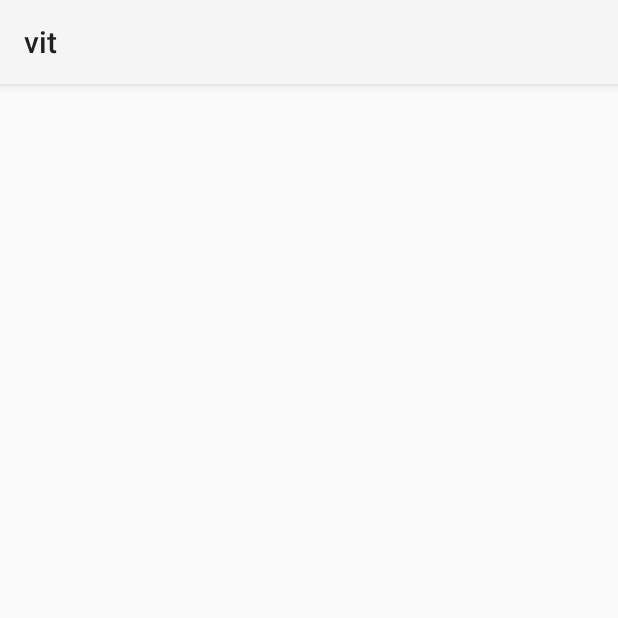
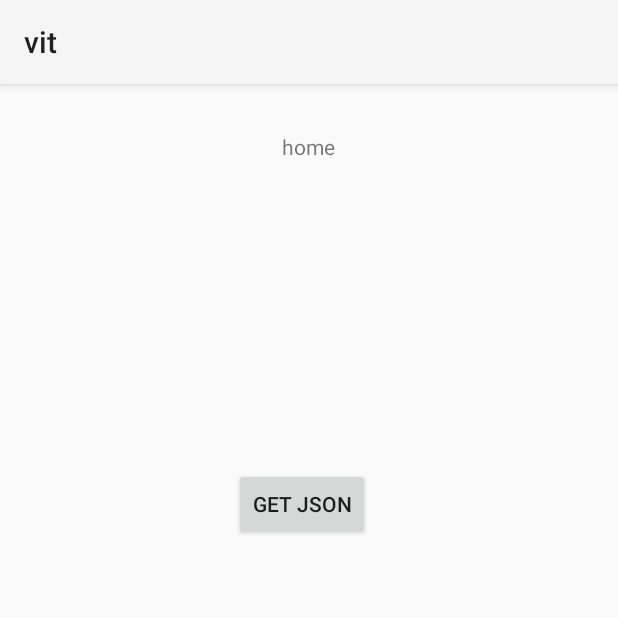
Before and after one commit to sanjanas01/appdev, an Android app: the screen it shows after launch (HomeActivity), on a phone screen of 412 x 824 dp, the top half of it. Run offline under Robolectric (Android 15) with nearby library versions, the phone set to English and light mode, and no system bars; pictures from the network do not load.

Commit message:
view binding

```diff
--- a/app/build.gradle.kts
+++ b/app/build.gradle.kts
@@ -7,6 +7,9 @@ plugins {
 android {
     namespace = "com.example.vit"
     compileSdk = 34
+    buildFeatures {
+        viewBinding=true
+    }
 
     defaultConfig {
         applicationId = "com.example.vit"
--- a/app/src/main/java/com/example/vit/HomeActivity.kt
+++ b/app/src/main/java/com/example/vit/HomeActivity.kt
@@ -1,55 +1,72 @@
 package com.example.vit
+
 import android.os.Bundle
+import android.util.Log
 import android.view.View
-import android.widget.ProgressBar
-import android.widget.Toast
+import android.widget.ImageView
+import androidx.activity.enableEdgeToEdge
 import androidx.appcompat.app.AppCompatActivity
-import androidx.lifecycle.lifecycleScope
+import androidx.core.view.ViewCompat
+import androidx.core.view.WindowInsetsCompat
 import androidx.recyclerview.widget.LinearLayoutManager
-import androidx.recyclerview.widget.RecyclerView
-import com.example.vit.network.PhotoAdapter
-import com.example.vit.network.RetrofitInstance
+import com.example.vit.databinding.ActivityHomeBinding
+import com.example.vit.network.MarsApi
+import com.example.vit.network.MarsPhoto
+import kotlinx.coroutines.Dispatchers
+import kotlinx.coroutines.GlobalScope
 import kotlinx.coroutines.launch
-import retrofit2.HttpException
-import java.io.IOException
 
-class HomeActivity : AppCompatActivity() {
+class HomeActivity : AppCompatActivity(){
+    var TAG = HomeActivity::class.java.simpleName
 
-    private lateinit var recyclerView: RecyclerView
-    private lateinit var photoAdapter: PhotoAdapter
-    private lateinit var progressBar: ProgressBar
+    private lateinit var binding: ActivityHomeBinding
+    lateinit var marsAdapter: MarsAdapter
+    lateinit var photos:List<MarsPhoto>
+
 
     override fun onCreate(savedInstanceState: Bundle?) {
         super.onCreate(savedInstanceState)
-        setContentView(R.layout.activity_main)
+        enableEdgeToEdge()
+        binding = ActivityHomeBinding.inflate(layoutInflater)
+        val view = binding.root
+        setContentView(view)
 
-        recyclerView = findViewById(R.id.recycler_view)
-        progressBar = findViewById(R.id.progress_bar)
+        binding.recyclerViewUrls.layoutManager = LinearLayoutManager(this)
+        photos = ArrayList()
+        marsAdapter = MarsAdapter(photos)
+        binding.recyclerViewUrls.adapter = marsAdapter
 
-        recyclerView.layoutManager = LinearLayoutManager(this)
-        photoAdapter = PhotoAdapter(this, listOf())
-        recyclerView.adapter = photoAdapter
 
-        fetchPhotos()
+
+
+        ViewCompat.setOnApplyWindowInsetsListener(findViewById(R.id.main)) { v, insets ->
+            val systemBars = insets.getInsets(WindowInsetsCompat.Type.systemBars())
+            v.setPadding(systemBars.left, systemBars.top, systemBars.right, systemBars.bottom)
+            insets
+        }
+
+
     }
 
-    private fun fetchPhotos() {
-        progressBar.visibility = View.VISIBLE
-        recyclerView.visibility = View.GONE
 
-        lifecycleScope.launch {
-            try {
-                val photos = RetrofitInstance.api.getPhotos()
-                photoAdapter.updatePhotos(photos)
-                progressBar.visibility = View.GONE
-                recyclerView.visibility = View.VISIBLE
-            } catch (e: IOException) {
-                progressBar.visibility = View.GONE
-                Toast.makeText(this@HomeActivity, "Network error: ${e.message}", Toast.LENGTH_SHORT).show()
-            } catch (e: HttpException) {
-                progressBar.visibility = View.GONE
-                Toast.makeText(this@HomeActivity, "Server error: ${e.message}", Toast.LENGTH_SHORT).show()
-            }
+    private fun getMarsPhotos() {
+        GlobalScope.launch(Dispatchers.Main) {
+
+            var listMarsPhotos =   MarsApi.retrofitService.getPhotos()
+
+            marsAdapter.listMarsPhotos = listMarsPhotos
+
+            marsAdapter.notifyDataSetChanged()
+
+            Log.i("homeactiviy",listMarsPhotos.size.toString())
+            Log.i("URL",listMarsPhotos.get(1).imgSrc)
+
+
         }
     }
+
+    fun getJson(view: View) {
+        getMarsPhotos()
+    }
+
 }
```
